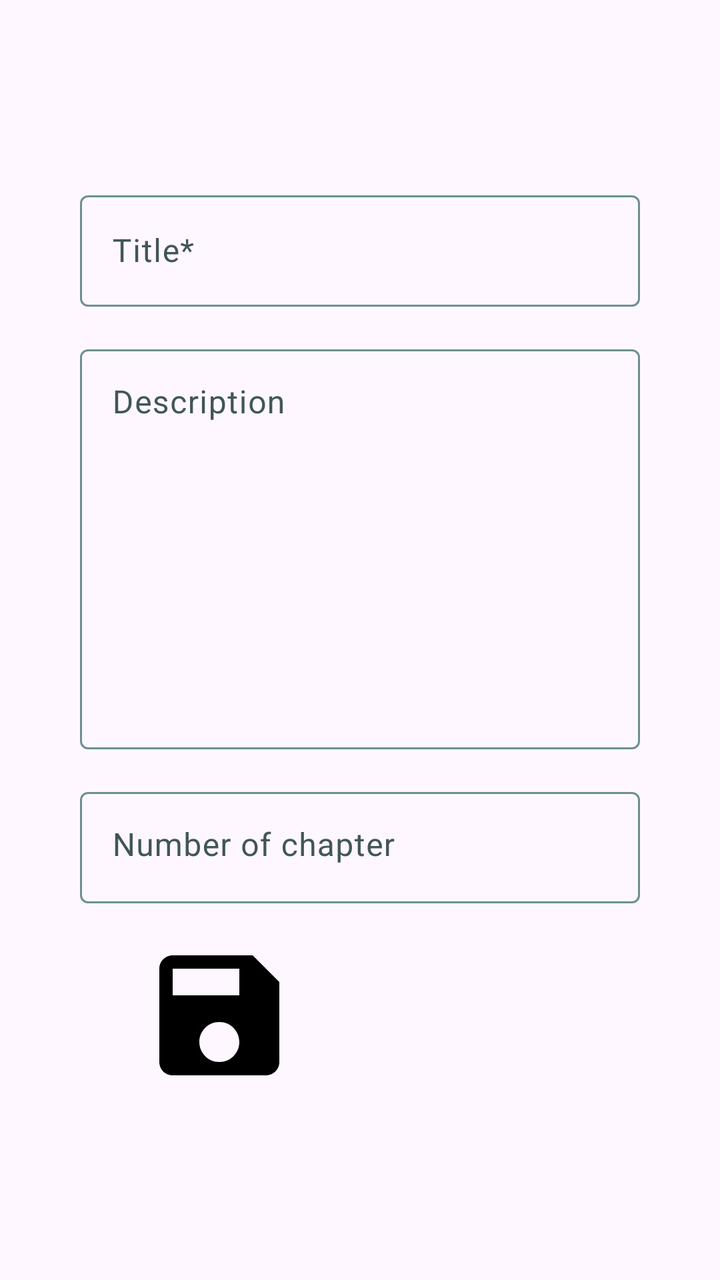
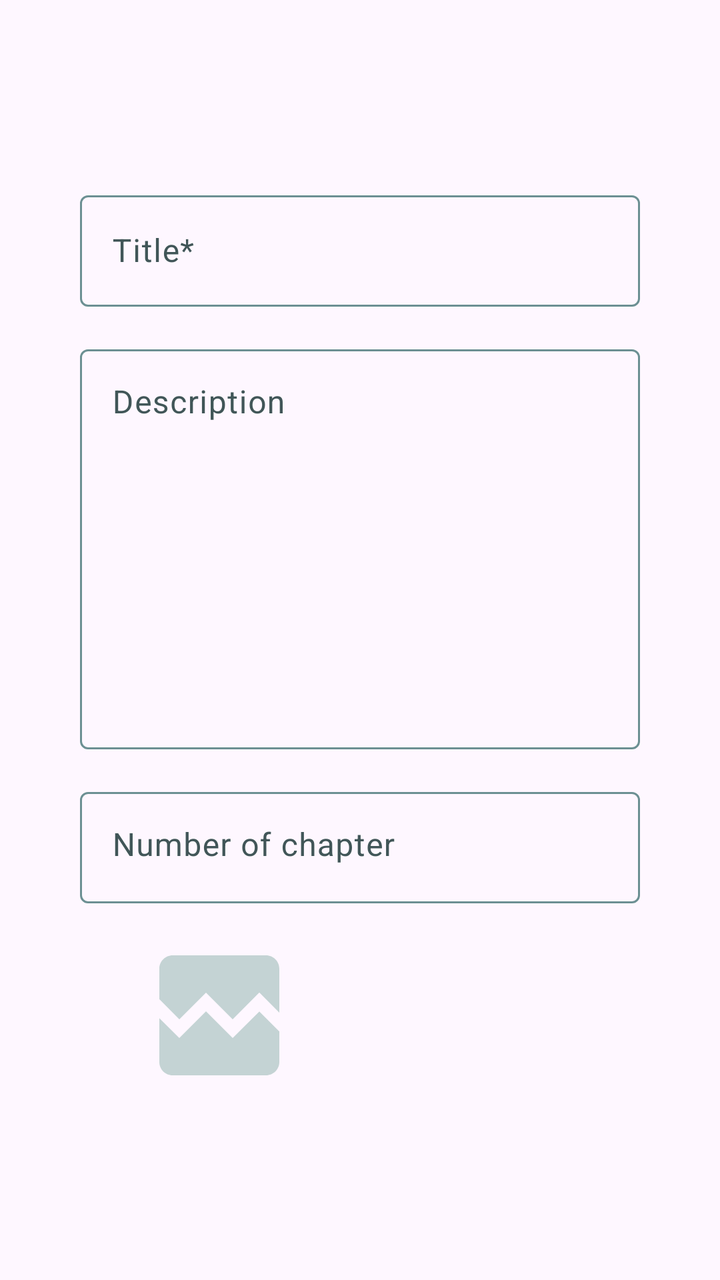

Before-and-after screenshots of an Android layout around one commit, followed by the original layout XML and the change that was made.
<!-- AndroidManifest.xml: another module's application theme Theme.MangaCheck -->
<!-- res/layout/series_form_layout.xml -->
<?xml version="1.0" encoding="utf-8"?>
<androidx.constraintlayout.widget.ConstraintLayout xmlns:android="http://schemas.android.com/apk/res/android"
    xmlns:app="http://schemas.android.com/apk/res-auto"
    android:layout_width="wrap_content"
    android:layout_height="wrap_content">

    <LinearLayout
        android:layout_width="wrap_content"
        android:layout_height="wrap_content"
        android:gravity="center"
        android:orientation="vertical"
        app:layout_constraintBottom_toBottomOf="parent"
        app:layout_constraintEnd_toEndOf="parent"
        app:layout_constraintStart_toStartOf="parent"
        app:layout_constraintTop_toTopOf="parent">

        <com.google.android.material.textfield.TextInputLayout
            android:id="@+id/textInputLayout1"
            android:layout_width="wrap_content"
            android:layout_height="wrap_content"
            android:layout_marginBottom="@dimen/U_2">

            <com.google.android.material.textfield.TextInputEditText
                android:id="@+id/title"
                android:layout_width="@dimen/U_35"
                android:layout_height="wrap_content"
                android:hint="@string/hint_title"
                android:inputType="text" />
        </com.google.android.material.textfield.TextInputLayout>

        <com.google.android.material.textfield.TextInputLayout
            android:id="@+id/textInputLayout2"
            android:layout_width="wrap_content"
            android:layout_height="wrap_content"
            android:layout_marginBottom="@dimen/U_2">

            <com.google.android.material.textfield.TextInputEditText
                android:id="@+id/description"
                android:layout_width="@dimen/U_35"
                android:layout_height="@dimen/U_25"
                android:layout_weight="1"
                android:gravity="start"
                android:hint="@string/hint_description"
                android:inputType="textCapSentences|textMultiLine"
                android:maxLines="1000"
                android:scrollHorizontally="false" />
        </com.google.android.material.textfield.TextInputLayout>

        <com.google.android.material.textfield.TextInputLayout
            android:id="@+id/textInputLayout3"
            android:layout_width="wrap_content"
            android:layout_height="wrap_content"
            android:layout_marginBottom="@dimen/U_2">

            <com.google.android.material.textfield.TextInputEditText
                android:id="@+id/number_of_chapter"
                android:layout_width="@dimen/U_35"
                android:layout_height="wrap_content"
                android:gravity="start"
                android:hint="@string/hint_number_of_chapter"
                android:inputType="number" />
        </com.google.android.material.textfield.TextInputLayout>

        <LinearLayout
            android:layout_width="match_parent"
            android:layout_height="@dimen/U_10">

            <ImageView
                android:id="@+id/imageView"
                android:layout_width="0dp"
                android:layout_height="match_parent"
                android:layout_weight="1"
                android:src="@drawable/floppy_save" />

            <com.google.android.material.button.MaterialButton
                android:id="@+id/add_image_button"
                android:layout_width="wrap_content"
                android:layout_height="wrap_content"
                android:layout_gravity="center_vertical"
                android:text="Pick cover image"
                android:textSize="12sp"
                android:visibility="invisible" />
        </LinearLayout>

    </LinearLayout>

</androidx.constraintlayout.widget.ConstraintLayout>
<!-- resources referenced by this layout -->
<resources>
  <dimen name="U_10">80dp</dimen>
  <dimen name="U_2">16dp</dimen>
  <dimen name="U_25">200dp</dimen>
  <dimen name="U_35">280dp</dimen>
  <!-- drawable floppy_save (drawable) -->
  <vector android:height="24dp" android:tint="#000000"
      android:viewportHeight="24" android:viewportWidth="24"
      android:width="24dp" xmlns:android="http://schemas.android.com/apk/res/android">
      <path android:fillColor="@android:color/white" android:pathData="M17,3L5,3c-1.11,0 -2,0.9 -2,2v14c0,1.1 0.89,2 2,2h14c1.1,0 2,-0.9 2,-2L21,7l-4,-4zM12,19c-1.66,0 -3,-1.34 -3,-3s1.34,-3 3,-3 3,1.34 3,3 -1.34,3 -3,3zM15,9L5,9L5,5h10v4z"/>
  </vector>
  <string name="hint_description">Description</string>
  <string name="hint_number_of_chapter">Number of chapter</string>
  <string name="hint_title">Title*</string>
  <color name="primary_35">#1038A2</color>
  <color name="primary_80">#A3B9F5</color>
  <color name="white">#FFFFFFFF</color>
  <color name="primary_20">#0A205C</color>
  <color name="secondary_35">#0A9FA9</color>
  <color name="secondary_80">#9FF4F9</color>
  <color name="secondary_20">#065B60</color>
  <color name="tertiary_35">#3D4C76</color>
  <color name="tertiary_80">#BCC4DC</color>
  <color name="tertiary_20">#232B43</color>
  <color name="error_35">#B22200</color>
  <color name="error_80">#FFAC99</color>
  <color name="error_20">#661300</color>
  <color name="Natural_95">#F0F1F4</color>
  <color name="Natural_10">#16181D</color>
  <color name="Natural_20">#2B303B</color>
  <color name="VNatural_90">#E2E9E9</color>
  <color name="VNatural_30">#415658</color>
  <color name="VNatural_50">#6C9093</color>
  <color name="VNatural_80">#C4D3D4</color>
  <style name="mySpinnerItemSelectedStyleLight" parent="@android:style/Widget.Holo.TextView.SpinnerItem">
          <item name="android:textColor">?colorOnSurfaceVariant</item>
      </style>
  <style name="DrawerArrowStyleLight" parent="@style/Widget.AppCompat.DrawerArrowToggle">
          <item name="spinBars">true</item>
          <item name="color">?colorOnPrimaryContainer</item>
      </style>
  <!-- unchanged entries left out for length: 1 -->
</resources>

<!-- the commit's change to res/layout/series_form_layout.xml (unified diff, before → after) -->
@@ -70,10 +70,10 @@
                 android:layout_width="0dp"
                 android:layout_height="match_parent"
                 android:layout_weight="1"
-                android:src="@drawable/floppy_save" />
+                android:src="@drawable/baseline_broken_image_24" />
 
             <com.google.android.material.button.MaterialButton
-                android:id="@+id/add_image_button"
+                android:id="@+id/pick_image_button"
                 android:layout_width="wrap_content"
                 android:layout_height="wrap_content"
                 android:layout_gravity="center_vertical"
<!-- resource entries referenced after the edit -->
@@ -4,11 +4,16 @@
   <dimen name="U_2">16dp</dimen>
   <dimen name="U_25">200dp</dimen>
   <dimen name="U_35">280dp</dimen>
-  <!-- drawable floppy_save (drawable) -->
-  <vector android:height="24dp" android:tint="#000000"
-      android:viewportHeight="24" android:viewportWidth="24"
-      android:width="24dp" xmlns:android="http://schemas.android.com/apk/res/android">
-      <path android:fillColor="@android:color/white" android:pathData="M17,3L5,3c-1.11,0 -2,0.9 -2,2v14c0,1.1 0.89,2 2,2h14c1.1,0 2,-0.9 2,-2L21,7l-4,-4zM12,19c-1.66,0 -3,-1.34 -3,-3s1.34,-3 3,-3 3,1.34 3,3 -1.34,3 -3,3zM15,9L5,9L5,5h10v4z"/>
+  <!-- drawable baseline_broken_image_24 (drawable) -->
+  <vector xmlns:android="http://schemas.android.com/apk/res/android"
+      android:width="24dp"
+      android:height="24dp"
+      android:tint="?colorOutlineVariant"
+      android:viewportWidth="24"
+      android:viewportHeight="24">
+      <path
+          android:fillColor="@android:color/white"
+          android:pathData="M21,5v6.59l-3,-3.01 -4,4.01 -4,-4 -4,4 -3,-3.01L3,5c0,-1.1 0.9,-2 2,-2h14c1.1,0 2,0.9 2,2zM18,11.42l3,3.01L21,19c0,1.1 -0.9,2 -2,2L5,21c-1.1,0 -2,-0.9 -2,-2v-6.58l3,2.99 4,-4 4,4 4,-3.99z" />
   </vector>
   <string name="hint_description">Description</string>
   <string name="hint_number_of_chapter">Number of chapter</string>
